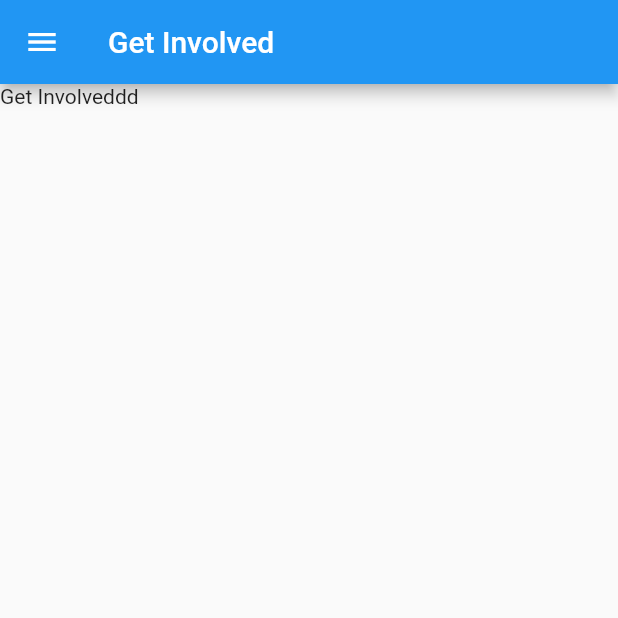
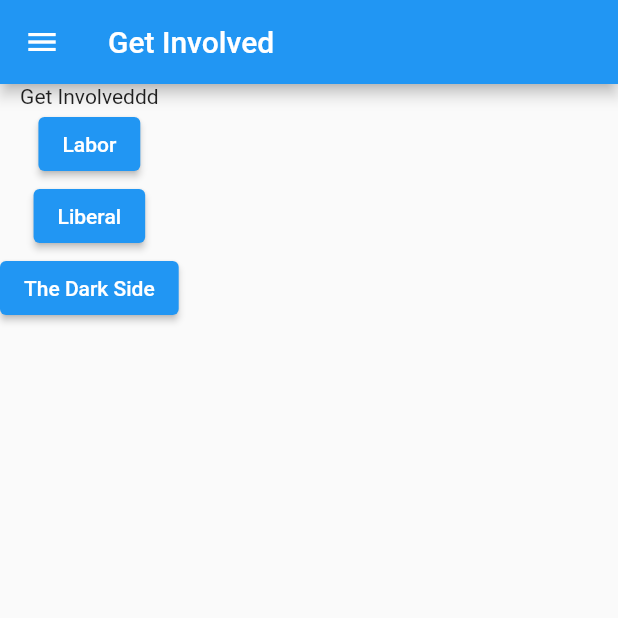
Before and after one commit to Oracen/voter-education, a Flutter app: the GetInvolved screen opened by its route, on a phone screen of 412 x 824 dp, the top half of it. Run offline on Flutter 3.47's test engine with Material 2 defaults, Android fonts, the phone set to English and light mode, and no system bars.

Commit message:
Wireframing initial complete

```diff
--- /dev/null
+++ b/voter_education/lib/interfaces/get_involved/get_involved.dart
@@ -0,0 +1,16 @@
+import 'package:json_annotation/json_annotation.dart';
+
+part 'get_involved.g.dart';
+
+@JsonSerializable(explicitToJson: true)
+class PartyChoice {
+  final int id; //0 Lib, 1 Lab, 2, other
+
+  PartyChoice({required this.id});
+
+  // JSON serialization helpers
+  factory PartyChoice.fromJson(Map<String, dynamic> json) =>
+      _$PartyChoiceFromJson(json);
+
+  Map<String, dynamic> toJson() => _$PartyChoiceToJson(this);
+}
--- a/voter_education/lib/pages/get_involved/get_involved.dart
+++ b/voter_education/lib/pages/get_involved/get_involved.dart
@@ -1,6 +1,19 @@
 import 'package:flutter/material.dart';
 import 'package:flutter/widgets.dart';
+import 'package:voter_education/interfaces/get_involved/get_involved.dart';
+import 'package:voter_education/pages/get_involved_other/get_involved_other.dart';
+import 'package:voter_education/pages/get_involved_major/get_involved_major.dart';
 import 'package:voter_education/widgets/drawer.dart';
+
+void goToMajor(BuildContext context, PartyChoice args) {
+  Navigator.pushReplacementNamed(context, GetInvolvedMajor.route,
+      arguments: args);
+}
+
+void goToOther(BuildContext context, PartyChoice args) {
+  Navigator.pushReplacementNamed(context, GetInvolvedOther.route,
+      arguments: args);
+}
 
 class GetInvolved extends StatelessWidget {
   static const String title = "Get Involved";
@@ -9,9 +22,21 @@ class GetInvolved extends StatelessWidget {
   @override
   Widget build(BuildContext context) {
     return Scaffold(
-      appBar: AppBar(title: Text(GetInvolved.title)),
-      drawer: buildDrawer(context, route),
-      body: Text("Get Involveddd"),
-    );
+        appBar: AppBar(title: Text(GetInvolved.title)),
+        drawer: buildDrawer(context, route),
+        body: Column(
+          children: [
+            Text("Get Involveddd"),
+            ElevatedButton(
+                onPressed: () => {goToMajor(context, PartyChoice(id: 1))},
+                child: Text("Labor")),
+            ElevatedButton(
+                onPressed: () => {goToMajor(context, PartyChoice(id: 0))},
+                child: Text("Liberal")),
+            ElevatedButton(
+                onPressed: () => {goToMajor(context, PartyChoice(id: 2))},
+                child: Text("The Dark Side"))
+          ],
+        ));
   }
 }
```
Also changed, not shown: voter_education/lib/interfaces/home/home_page.dart (added, +18 -0 lines), voter_education/lib/main.dart (+7 -1 lines), voter_education/lib/pages/get_involved_major/get_involved_major.dart (added, +27 -0 lines), voter_education/lib/pages/get_involved_other/get_involved_other.dart (added, +17 -0 lines), voter_education/lib/pages/home_page/home_page.dart (+21 -1 lines), voter_education/lib/pages/home_story/home_story.dart (added, +19 -0 lines), voter_education/lib/interfaces/get_involved/get_involved.g.dart (added), voter_education/lib/interfaces/home/home_page.g.dart (added).
